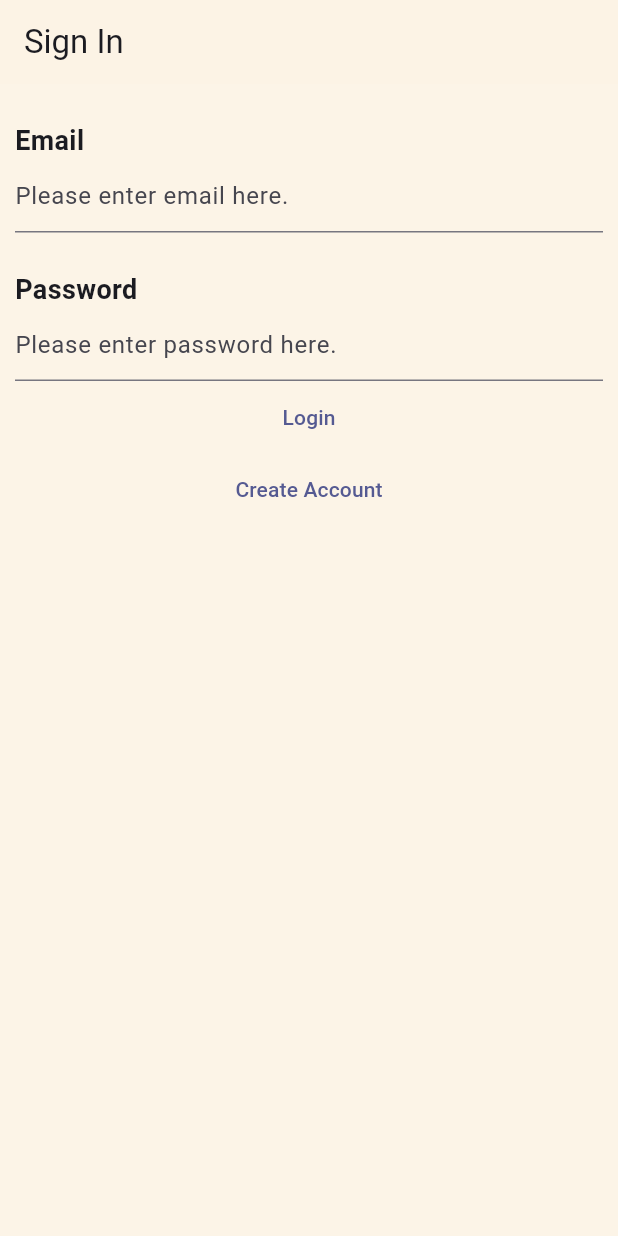
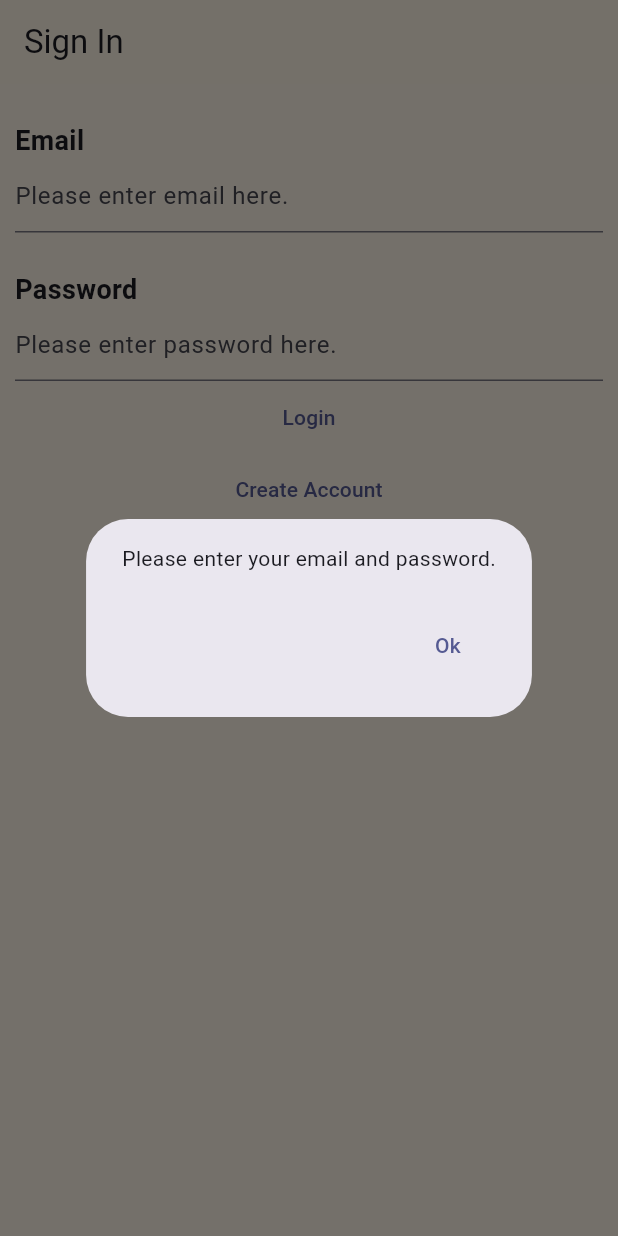
Before and after one commit to afalk23/csis321-Hadlock-Central, a Flutter app: the screen it shows after launch, after a tap on "Login", on a phone screen of 412 x 824 dp. Run offline on Flutter 3.47's test engine with Material 3 defaults, Android fonts, the phone set to English and light mode, and no system bars.

Commit message:
Add restrictions to the sign in page so that null values are not accepted and you cannot submit multiple times.

```diff
--- a/hadlock_central_flutter/lib/pages/sign_in_page.dart
+++ b/hadlock_central_flutter/lib/pages/sign_in_page.dart
@@ -16,6 +16,98 @@ class SignInPageState extends State<SignInPage> {
   TextEditingController emailController = TextEditingController();
   TextEditingController passwordController = TextEditingController();
 
+  /// Prevent multiple sign-in requests.
+  bool _isSubmitting = false;
+
+  /// Submits sign-in information to the server.
+  Future<void> _submitSignIn() async {
+    /// Prevent repeated submissions.
+    if (_isSubmitting) {
+      return;
+    }
+
+    /// Check that email and password are not empty.
+    if (emailController.text.trim().isEmpty ||
+        passwordController.text.trim().isEmpty) {
+      await _showMessage('Please enter your email and password.');
+      return;
+    }
+
+    /// Disable the Login button during the request.
+    setState(() {
+      _isSubmitting = true;
+    });
+
+    try {
+      final value = await postData('/login', {
+        'email': emailController.text.trim(),
+        'password': passwordController.text,
+      });
+
+      if (!mounted) return;
+
+      if (value['success'] == true) {
+        /// Sign-in successful.
+        await _showMessage(value['message']?.toString() ?? 'Login successful!');
+
+        if (!mounted) return;
+
+        /// Navigate to the main application.
+        Navigator.of(context).pushReplacement(
+          MaterialPageRoute(builder: (context) => const AppShell()),
+        );
+      } else {
+        /// Sign-in failed. Stay on the sign-in page.
+        await _showMessage(
+          value['message']?.toString() ??
+              'Login failed. Please check your credentials.',
+        );
+      }
+    } catch (error) {
+      /// Handle server or connection errors.
+      if (!mounted) return;
+
+      await _showMessage('Unable to sign in. Please try again.');
+    } finally {
+      /// Re-enable the Login button after processing.
+      if (mounted) {
+        setState(() {
+          _isSubmitting = false;
+        });
+      }
+    }
+  }
+
+  /// Displays a message to the user.
+  Future<void> _showMessage(String message) async {
+    if (!mounted) return;
+
+    await showDialog<void>(
+      context: context,
+      builder: (BuildContext context) {
+        return AlertDialog(
+          content: Text(message),
+          actions: [
+            TextButton(
+              onPressed: () {
+                Navigator.of(context).pop();
+              },
+              child: const Text('Ok'),
+            ),
+          ],
+        );
+      },
+    );
+  }
+
+  /// Dispose of the controllers when the widget is removed from the widget tree.
+  @override
+  void dispose() {
+    emailController.dispose();
+    passwordController.dispose();
+    super.dispose();
+  }
+
   @override
   Widget build(BuildContext context) {
     /// The build method constructs the UI for the SignInPage.
@@ -32,71 +124,27 @@ class SignInPageState extends State<SignInPage> {
 
           /// The TextButton widget is used to submit the sign-in form.
           TextButton(
-            onPressed: () {
-              /// When the sign-in button is pressed, the postData function is called to send the sign-in data to
-              /// the server.
-              postData('/login', {
-                'email': emailController.text,
-                'password': passwordController.text,
-              }).then(
-                (value) async => {
-                  /// If the sign-in is successful, an AlertDialog is shown with a success message, and the user
-                  /// is navigated to the AppShell.
-                  if (value['success'] == true)
-                    {
-                      showDialog(
-                        context: context,
-                        builder: (BuildContext context) {
-                          return AlertDialog(
-                            title: Text(value['message']),
-                            actions: [
-                              TextButton(
-                                onPressed: () {
-                                  Navigator.of(context).pop();
-                                },
-                                child: const Text('Ok'),
-                              ),
-                            ],
-                          );
-                        },
-                      ).then(
-                        (value) => {
-                          Navigator.of(context).pop(),
-                          Navigator.of(context).push(
-                            MaterialPageRoute(
-                              builder: (context) => const AppShell(),
-                            ),
-                          ),
-                        },
-                      ),
-                    }
-                  /// If the sign-in fails, an AlertDialog is shown with an error message.
-                  else if (value['success'] == false)
-                    {
-                      showDialog(
-                        context: context,
-                        builder: (BuildContext context) {
-                          return AlertDialog(content: Text(value['message']));
-                        },
-                      ),
-                    },
-                },
-              );
-            },
+            /// The onPressed callback is disabled when a submission is in progress to prevent multiple requests.
+            onPressed: _isSubmitting ? null : _submitSignIn,
 
-            /// The child of the TextButton is a Text widget that displays "Login".
-            child: const Text('Login'),
+            /// The child of the button displays a CircularProgressIndicator when submitting, and "Login" text otherwise.
+            child: _isSubmitting
+                ? const CircularProgressIndicator()
+                : const Text('Login'),
           ),
 
           /// The TextButton widget is used to navigate to the RegisterPage for creating a new account.
           TextButton(
-            onPressed: () {
-              /// When the "Create Account" button is pressed, the user is navigated to the RegisterPage.
-              Navigator.of(context).pop();
-              Navigator.of(context).push(
-                MaterialPageRoute(builder: (context) => const RegisterPage()),
-              );
-            },
+            /// The onPressed callback is disabled when a submission is in progress to prevent navigation during sign-in.
+            onPressed: _isSubmitting
+                ? null
+                : () {
+                    Navigator.of(context).pushReplacement(
+                      MaterialPageRoute(
+                        builder: (context) => const RegisterPage(),
+                      ),
+                    );
+                  },
 
             /// The child of the TextButton is a Text widget that displays "Create Account".
             child: const Text('Create Account'),
```
